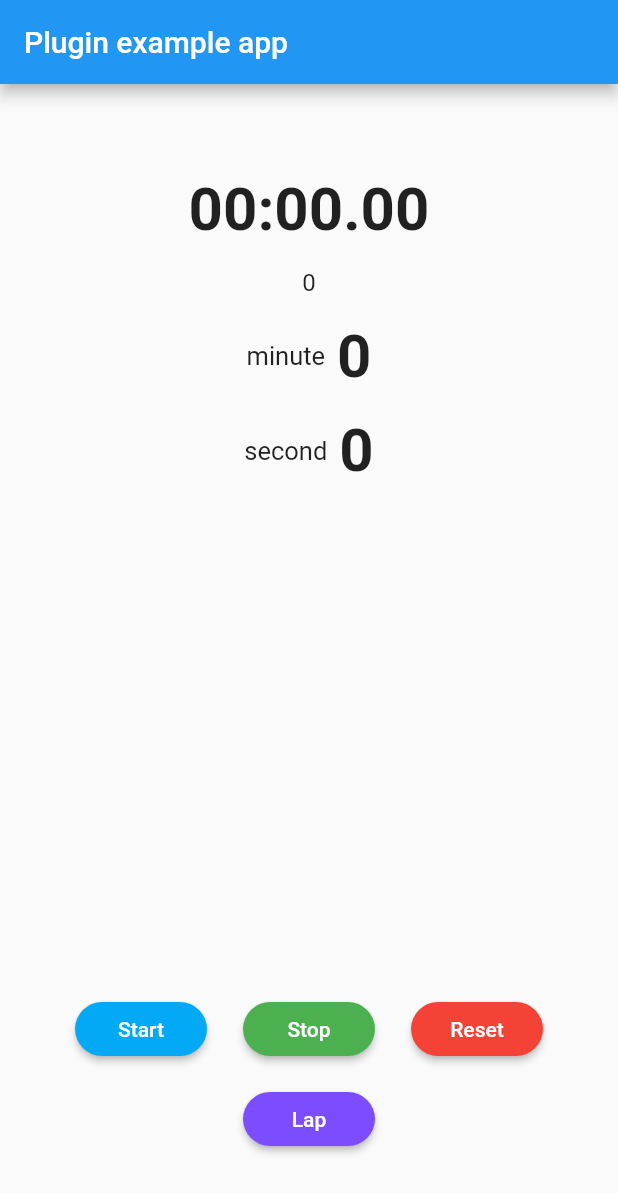
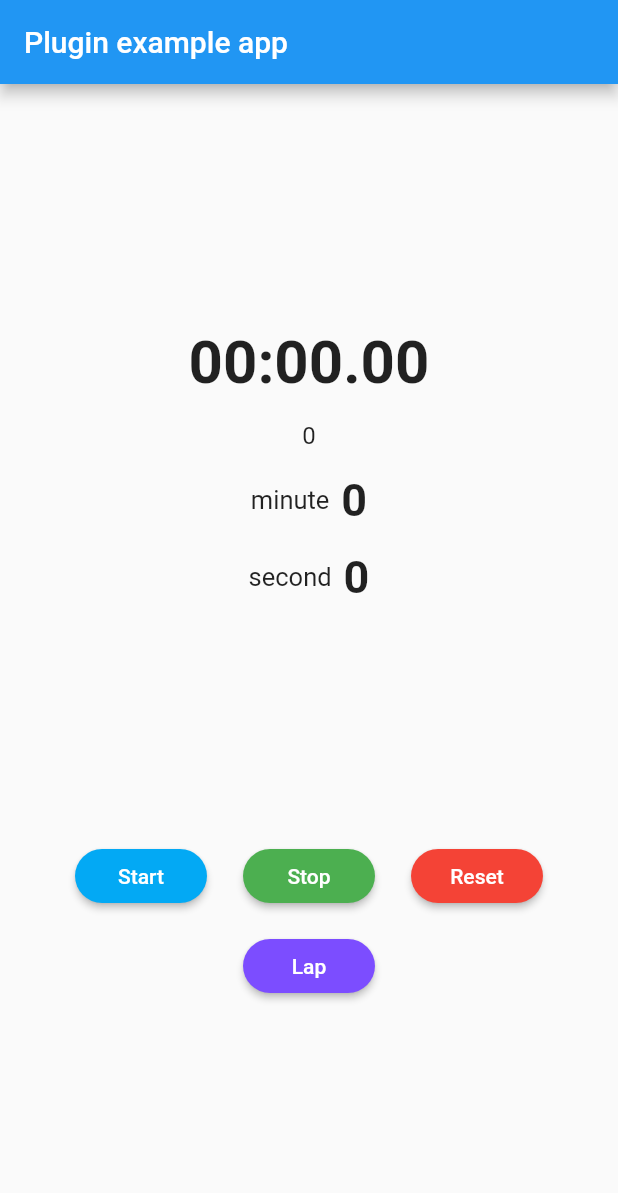
Before and after one commit to hukusuke1007/stop_watch_timer, a Flutter app: the screen it shows after launch, on a phone screen of 412 x 824 dp. Shown: the top 1193 px of the screen. Run offline on Flutter 3.47's test engine with Material 2 defaults, Android fonts, the phone set to English and light mode, and no system bars; Roboto replaces fonts that are missing (Helvetica).

Commit message:
update screen gif

```diff
--- a/stop_watch_timer/example/lib/main.dart
+++ b/stop_watch_timer/example/lib/main.dart
@@ -24,7 +24,6 @@ class _MyAppState extends State<MyApp> {
     super.dispose();
     await _stopWatchTimer.dispose();
   }
-
 
   @override
   Widget build(BuildContext context) {
@@ -108,7 +107,7 @@ class _MyAppState extends State<MyApp> {
                                   child: Text(
                                     value.toString(),
                                     style: TextStyle(
-                                        fontSize: 40,
+                                        fontSize: 30,
                                         fontFamily: 'Helvetica',
                                         fontWeight: FontWeight.bold
                                     ),
@@ -154,7 +153,7 @@ class _MyAppState extends State<MyApp> {
                                 child: Text(
                                   value.toString(),
                                   style: TextStyle(
-                                      fontSize: 40,
+                                      fontSize: 30,
                                       fontFamily: 'Helvetica',
                                       fontWeight: FontWeight.bold
                                   ),
@@ -170,7 +169,7 @@ class _MyAppState extends State<MyApp> {
               ),
               /// Lap time.
               Container(
-                height: 300,
+                height: 120,
                 margin: const EdgeInsets.all(8),
                 child: StreamBuilder<List<StopWatchRecord>>(
                   stream: _stopWatchTimer.records,
```
Also changed, not shown: 4 other files.
